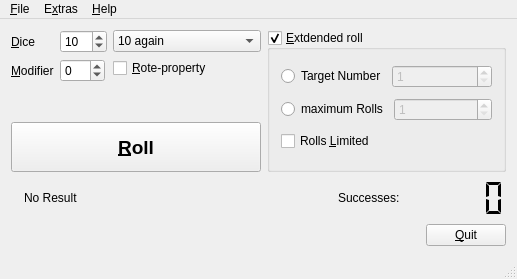
First picture: the form in MainWindow.ui, repository Kamduis/DiceRoller-WoD, before the edit.
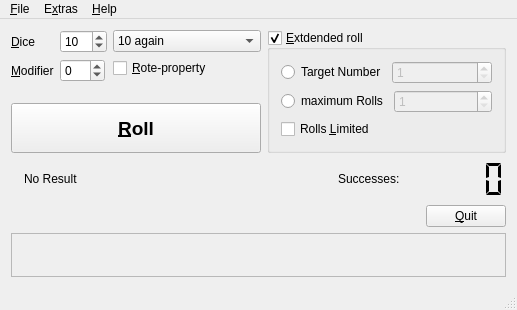
Second picture: the form after the edit. Icons and pictures are not drawn.

The edit to the form file:
```diff
--- a/MainWindow.ui
+++ b/MainWindow.ui
@@ -7,7 +7,7 @@
     <x>0</x>
     <y>0</y>
     <width>517</width>
-    <height>279</height>
+    <height>288</height>
    </rect>
   </property>
   <property name="sizePolicy">
@@ -349,6 +349,31 @@
       </item>
      </layout>
     </item>
+    <item>
+     <widget class="QFrame" name="frame_dice">
+      <property name="frameShape">
+       <enum>QFrame::StyledPanel</enum>
+      </property>
+      <property name="frameShadow">
+       <enum>QFrame::Raised</enum>
+      </property>
+      <layout class="QHBoxLayout" name="horizontalLayout_dice">
+       <item>
+        <spacer name="horizontalSpacer_2">
+         <property name="orientation">
+          <enum>Qt::Horizontal</enum>
+         </property>
+         <property name="sizeHint" stdset="0">
+          <size>
+           <width>40</width>
+           <height>20</height>
+          </size>
+         </property>
+        </spacer>
+       </item>
+      </layout>
+     </widget>
+    </item>
    </layout>
   </widget>
   <widget class="QStatusBar" name="statusBar"/>
```
